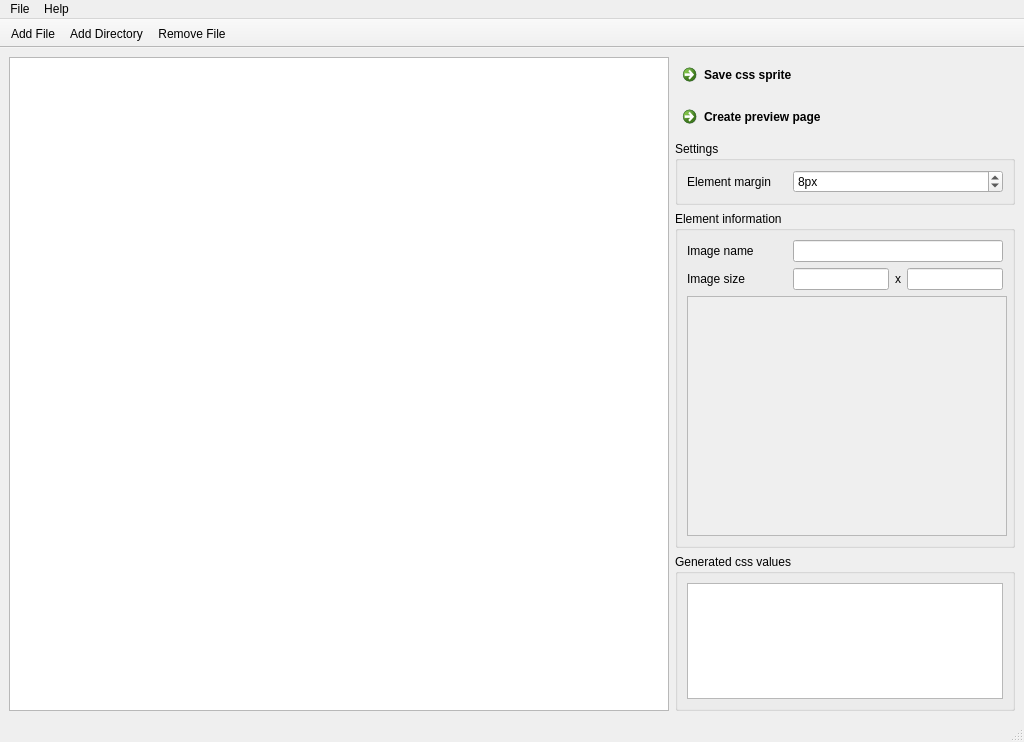
First picture: the form in src/ui/mainwindow.ui, repository pcvolkmer/spritegenerator, before the edit.
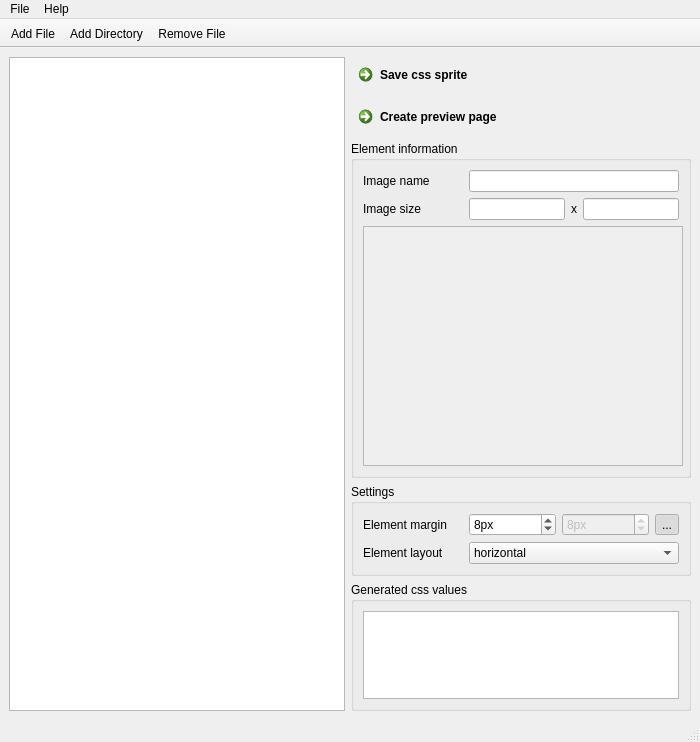
Second picture: the form after the edit. Icons and pictures are not drawn.

Commit message:
Added new setting for sprite layout and margins.
Horizontal and vertical margins in separated settings.
Horizontal and vertical sprite layout is selectable.

```diff
--- a/src/ui/mainwindow.ui
+++ b/src/ui/mainwindow.ui
@@ -6,7 +6,7 @@
    <rect>
     <x>0</x>
     <y>0</y>
-    <width>1024</width>
+    <width>700</width>
     <height>742</height>
    </rect>
   </property>
@@ -63,51 +63,6 @@
         </property>
        </widget>
       </item>
-      <item>
-       <widget class="QGroupBox" name="groupBox_3">
-        <property name="title">
-         <string>Settings</string>
-        </property>
-        <layout class="QGridLayout" name="gridLayout_5">
-         <item row="0" column="0">
-          <layout class="QHBoxLayout" name="imageNameHorizontalLayout_2">
-           <item>
-            <widget class="QLabel" name="label_4">
-             <property name="minimumSize">
-              <size>
-               <width>100</width>
-               <height>0</height>
-              </size>
-             </property>
-             <property name="maximumSize">
-              <size>
-               <width>100</width>
-               <height>16777215</height>
-              </size>
-             </property>
-             <property name="text">
-              <string>Element margin</string>
-             </property>
-            </widget>
-           </item>
-           <item>
-            <widget class="QSpinBox" name="marginSpinBox">
-             <property name="suffix">
-              <string>px</string>
-             </property>
-             <property name="maximum">
-              <number>80</number>
-             </property>
-             <property name="value">
-              <number>8</number>
-             </property>
-            </widget>
-           </item>
-          </layout>
-         </item>
-        </layout>
-       </widget>
-      </item>
       <item>
        <widget class="QGroupBox" name="groupBox_2">
         <property name="maximumSize">
@@ -121,8 +76,8 @@
         </property>
         <layout class="QGridLayout" name="gridLayout_3">
          <item row="0" column="0">
-          <layout class="QHBoxLayout" name="imageNameHorizontalLayout">
-           <item>
+          <layout class="QGridLayout" name="gridLayout_6">
+           <item row="0" column="0">
             <widget class="QLabel" name="label">
              <property name="minimumSize">
               <size>
@@ -141,7 +96,7 @@
              </property>
             </widget>
            </item>
-           <item>
+           <item row="0" column="1">
             <widget class="QLineEdit" name="fileName">
              <property name="readOnly">
               <bool>true</bool>
@@ -151,8 +106,8 @@
           </layout>
          </item>
          <item row="1" column="0">
-          <layout class="QHBoxLayout" name="imageSizeHorizontalLayout">
-           <item>
+          <layout class="QGridLayout" name="gridLayout_9">
+           <item row="0" column="0">
             <widget class="QLabel" name="label_2">
              <property name="minimumSize">
               <size>
@@ -171,21 +126,21 @@
              </property>
             </widget>
            </item>
-           <item>
+           <item row="0" column="1">
             <widget class="QLineEdit" name="imageSizeX">
              <property name="readOnly">
               <bool>true</bool>
              </property>
             </widget>
            </item>
-           <item>
+           <item row="0" column="2">
             <widget class="QLabel" name="label_3">
              <property name="text">
               <string>x</string>
              </property>
             </widget>
            </item>
-           <item>
+           <item row="0" column="3">
             <widget class="QLineEdit" name="imageSizeY">
              <property name="readOnly">
               <bool>true</bool>
@@ -216,8 +171,8 @@
              <rect>
               <x>0</x>
               <y>0</y>
-              <width>318</width>
-              <height>238</height>
+              <width>314</width>
+              <height>234</height>
              </rect>
             </property>
             <layout class="QGridLayout" name="gridLayout">
@@ -238,6 +193,122 @@
         </layout>
        </widget>
       </item>
+      <item>
+       <widget class="QGroupBox" name="groupBox_3">
+        <property name="title">
+         <string>Settings</string>
+        </property>
+        <layout class="QGridLayout" name="gridLayout_5">
+         <item row="0" column="0">
+          <layout class="QGridLayout" name="gridLayout_8">
+           <item row="0" column="0">
+            <widget class="QLabel" name="label_5">
+             <property name="minimumSize">
+              <size>
+               <width>100</width>
+               <height>0</height>
+              </size>
+             </property>
+             <property name="maximumSize">
+              <size>
+               <width>100</width>
+               <height>16777215</height>
+              </size>
+             </property>
+             <property name="text">
+              <string>Element margin</string>
+             </property>
+            </widget>
+           </item>
+           <item row="0" column="1">
+            <widget class="QSpinBox" name="xMarginSpinBox">
+             <property name="suffix">
+              <string>px</string>
+             </property>
+             <property name="maximum">
+              <number>80</number>
+             </property>
+             <property name="value">
+              <number>8</number>
+             </property>
+            </widget>
+           </item>
+           <item row="0" column="2">
+            <widget class="QSpinBox" name="yMarginSpinBox">
+             <property name="enabled">
+              <bool>false</bool>
+             </property>
+             <property name="suffix">
+              <string>px</string>
+             </property>
+             <property name="maximum">
+              <number>80</number>
+             </property>
+             <property name="value">
+              <number>8</number>
+             </property>
+            </widget>
+           </item>
+           <item row="0" column="3">
+            <widget class="QToolButton" name="lockMarginToolButton">
+             <property name="text">
+              <string>...</string>
+             </property>
+             <property name="icon">
+              <iconset resource="../resources/resources.qrc">
+               <normaloff>:/images/images/16x16/emblem-unlocked.png</normaloff>
+               <normalon>:/images/images/16x16/emblem-locked.png</normalon>:/images/images/16x16/emblem-unlocked.png</iconset>
+             </property>
+             <property name="checkable">
+              <bool>true</bool>
+             </property>
+             <property name="checked">
+              <bool>true</bool>
+             </property>
+            </widget>
+           </item>
+          </layout>
+         </item>
+         <item row="1" column="0">
+          <layout class="QGridLayout" name="gridLayout_7">
+           <item row="0" column="0">
+            <widget class="QLabel" name="label_4">
+             <property name="minimumSize">
+              <size>
+               <width>100</width>
+               <height>0</height>
+              </size>
+             </property>
+             <property name="maximumSize">
+              <size>
+               <width>100</width>
+               <height>16777215</height>
+              </size>
+             </property>
+             <property name="text">
+              <string>Element layout</string>
+             </property>
+            </widget>
+           </item>
+           <item row="0" column="1">
+            <widget class="QComboBox" name="elementLayoutComboBox">
+             <item>
+              <property name="text">
+               <string>horizontal</string>
+              </property>
+             </item>
+             <item>
+              <property name="text">
+               <string>vertical</string>
+              </property>
+             </item>
+            </widget>
+           </item>
+          </layout>
+         </item>
+        </layout>
+       </widget>
+      </item>
       <item>
        <widget class="QGroupBox" name="groupBox">
         <property name="maximumSize">
@@ -284,8 +355,8 @@
     <rect>
      <x>0</x>
      <y>0</y>
-     <width>1024</width>
-     <height>22</height>
+     <width>700</width>
+     <height>19</height>
     </rect>
    </property>
    <widget class="QMenu" name="menuFile">
```
Left out of the diff: 13 changed lines with no effect on the pictures. The commit also changes 8 other files.
